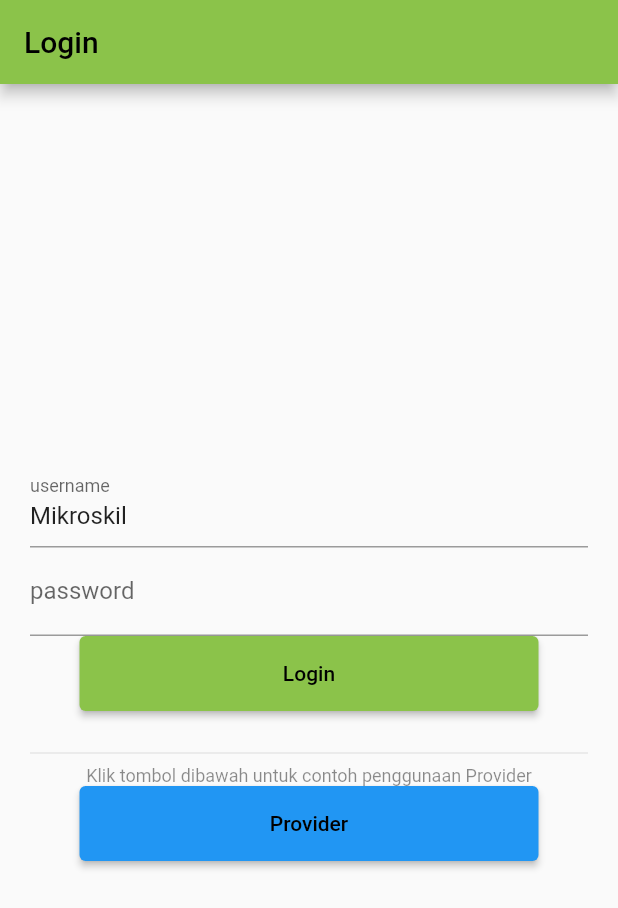
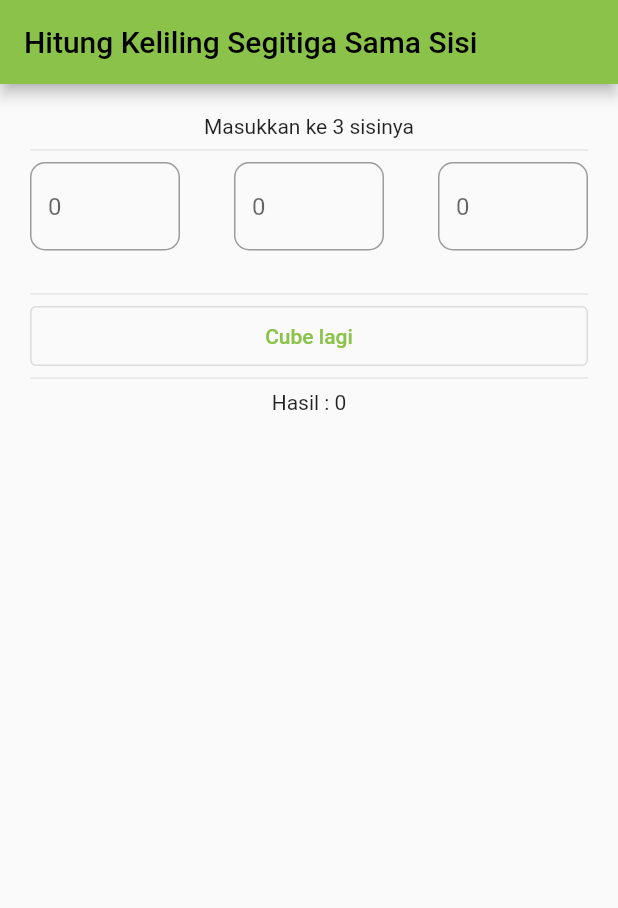
Before and after one commit to famuh/Aplikasi-Keranjang-Belanja, a Flutter app: the screen it shows after launch, on a phone screen of 412 x 824 dp. Shown: the top 908 px of the screen. Run offline on Flutter 3.47's test engine with Material 2 defaults, Android fonts, the phone set to English and light mode, and no system bars.

Commit message:
just a little bug

```diff
--- a/lib/main.dart
+++ b/lib/main.dart
@@ -1,9 +1,12 @@
 import 'package:flutter/material.dart';
 import 'package:praktek_modul/pertemuan04/provider/keranjang2_screen.dart';
+import 'package:praktek_modul/pertemuan04/provider/produk2_screen.dart';
 import 'package:praktek_modul/pertemuan04/provider/produk_provider.dart';
 import 'package:praktek_modul/pertemuan04/setstate/components/keranjang_screen.dart';
 import 'package:praktek_modul/pertemuan04/setstate/components/login_screen.dart';
 import 'package:praktek_modul/pertemuan04/setstate/components/produk_screen.dart';
+import 'package:praktek_modul/pertemuan04/studi%20kasus/keliling_screen.dart';
+import 'package:praktek_modul/pertemuan04/studi%20kasus/field_prov.dart';
 import 'package:provider/provider.dart';
 
 void main() {
@@ -22,8 +25,7 @@
           title: 'Flutter Demo',
           debugShowCheckedModeBanner: false,
           theme: ThemeData(primarySwatch: Colors.lightGreen),
-          home: LoginScreen()
-          ),
+          home: KelilingScreen()),
     );
   }
 }
--- /dev/null
+++ b/lib/pertemuan04/studi kasus/field_prov.dart
@@ -0,0 +1,31 @@
+import 'package:flutter/material.dart';
+
+class FieldSisi extends StatelessWidget {
+  final TextEditingController sisiCtrl;
+  final bool? errorField;
+  String sisiKe;
+  FieldSisi(
+      {Key? key,
+      required this.sisiKe,
+      required this.sisiCtrl,
+      required this.errorField})
+      : super(key: key);
+
+  @override
+  Widget build(BuildContext context) {
+    return Container(
+      width: 100,
+      height: 80,
+      child: TextField(
+        controller: sisiCtrl,
+        decoration: InputDecoration(
+          // labelText: 'sisi Ke ' + sisiKe,
+          hintText: '0',
+          border: const OutlineInputBorder(
+              borderRadius: BorderRadius.all(Radius.circular(10))),
+          errorText: errorField == true ? 'Harus Sama' : null,
+        ),
+      ),
+    );
+  }
+}
--- /dev/null
+++ b/lib/pertemuan04/studi kasus/keliling_screen.dart
@@ -0,0 +1,109 @@
+import 'package:flutter/material.dart';
+import 'package:praktek_modul/pertemuan04/studi%20kasus/field_prov.dart';
+import 'package:provider/provider.dart';
+
+class KelilingScreen extends StatefulWidget {
+  KelilingScreen({Key? key}) : super(key: key);
+
+  @override
+  State<KelilingScreen> createState() => _KelilingScreenState();
+}
+
+class _KelilingScreenState extends State<KelilingScreen> {
+  TextEditingController s1 = TextEditingController();
+  TextEditingController s2 = TextEditingController();
+  TextEditingController s3 = TextEditingController();
+
+  bool? sisi1;
+  bool? sisi2;
+  bool? sisi3;
+  bool? validWididit;
+  bool? berhasilHore;
+
+  int hasil = 0;
+
+  @override
+  void initState() {
+    // TODO: implement initState
+    sisi1 = false;
+    sisi2 = false;
+    sisi3 = false;
+    validWididit = false;
+    berhasilHore = true;
+
+    super.initState();
+  }
+
+  @override
+  Widget build(BuildContext context) {
+    return Scaffold(
+      appBar: AppBar(title: const Text('Hitung Keliling Segitiga Sama Sisi')),
+      body: Padding(
+          padding: EdgeInsets.all(20),
+          child: Column(
+            children: [
+              const Text('Masukkan ke 3 sisinya'),
+              Divider(),
+              Row(mainAxisAlignment: MainAxisAlignment.spaceBetween, children: [
+                FieldSisi(sisiKe: '1', sisiCtrl: s1, errorField: sisi1),
+                FieldSisi(sisiKe: '2', sisiCtrl: s2, errorField: sisi2),
+                FieldSisi(sisiKe: '3', sisiCtrl: s3, errorField: sisi3),
+              ]),
+              Divider(),
+              Container(
+                width: MediaQuery.of(context).size.width,
+                height: 40,
+                child: OutlinedButton(
+                    onPressed: () {
+                      if (s1.text == s2.text && s2.text == s3.text) {
+                        setState(() {
+                          sisi1 = false;
+                          sisi2 = false;
+                          sisi3 = false;
+                          validWididit = true;
+                        });
+
+                        hasil = int.parse(s1.text) +
+                            int.parse(s2.text) +
+                            int.parse(s3.text);
+                        Text(s1.text);
+
+                        setState(() {
+                          berhasilHore = true;
+                          s1.clear();
+                          s2.clear();
+                          s3.clear();
+                        });
+                      } else {
+                        setState(() {
+                          validWididit = false;
+                          berhasilHore = false;
+                          if (s1.text == s2.text) {
+                            sisi1 = false;
+                            sisi2 = false;
+                            sisi3 = true;
+                          } else if (s1.text == s3.text) {
+                            sisi1 = false;
+                            sisi2 = true;
+                            sisi3 = false;
+                          } else if (s2.text == s3.text) {
+                            sisi1 = true;
+                            sisi2 = false;
+                            sisi3 = false;
+                          }
+                        });
+                      }
+                      ;
+                    },
+                    child: validWididit == true
+                        ? const Text('Hitung')
+                        : const Text('Cube lagi')),
+              ),
+              Divider(),
+              Container(
+                  child: berhasilHore == true ? Text('Hasil : $hasil') : null)
+            ],
+          )),
+    );
+  }
+}
```
